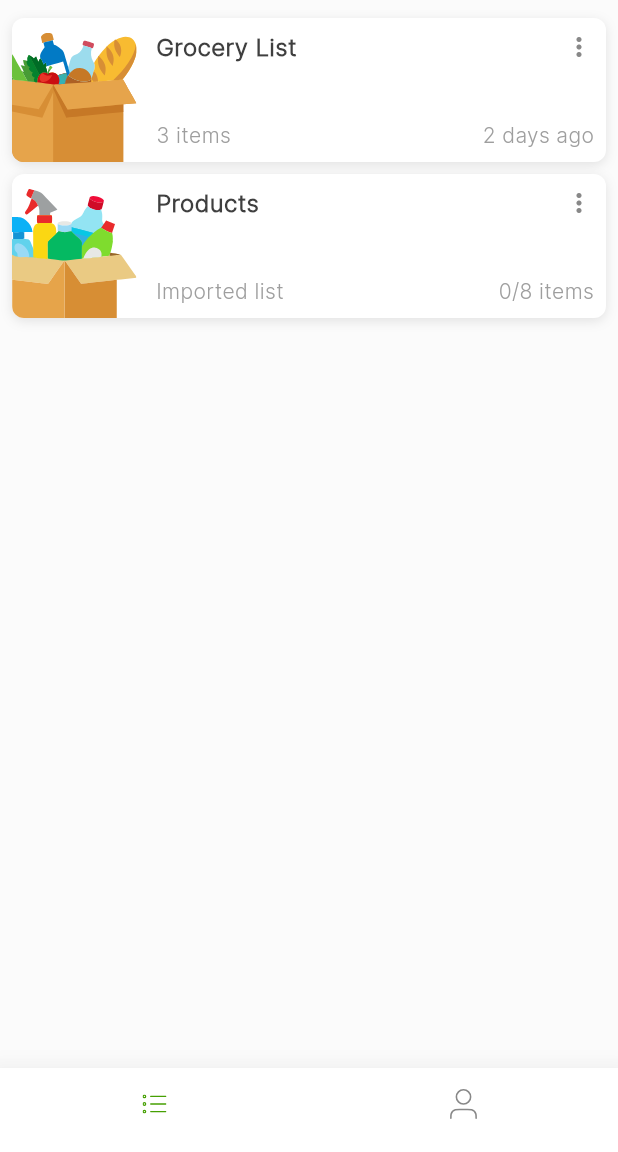
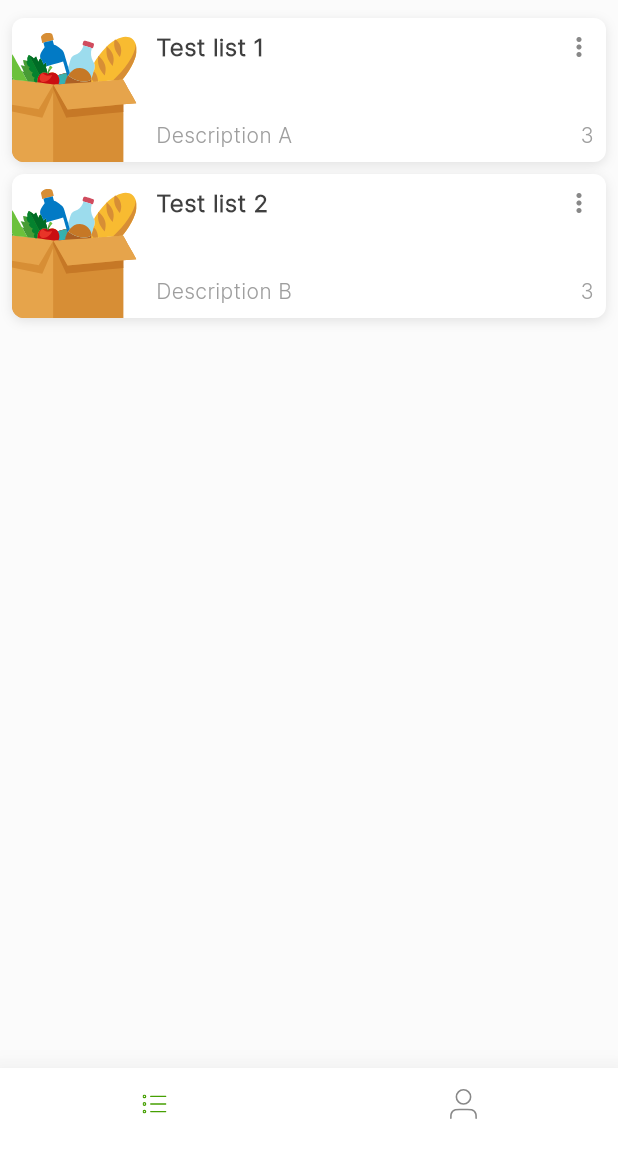
Before and after one commit to fretry1/list_it, a Flutter app: the HomePage screen opened directly, on a phone screen of 412 x 824 dp, the part 84-1236 px from its top. Run offline on Flutter 3.47's test engine with Material 3 defaults, Android fonts, the phone set to English and light mode, and no system bars; our stand-ins replace flutter_svg.

Commit message:
finish reorderable list, fix list content page

```diff
--- a/lib/model/list_item.dart
+++ b/lib/model/list_item.dart
@@ -10,7 +10,7 @@ class ListItem {
   double quantity;
   QuantityUnit unit;
   double price;
-
+  bool checked = false;
 
   ListItem({
     required this.id,
@@ -27,6 +27,11 @@ class ListItem {
         quantity = quantity ?? 0,
         unit = unit ?? QuantityUnit.none,
         price = price ?? 0.0;
+
+  void check() {
+    checked = !checked;
+  }
+
 }
 
 enum QuantityUnit {
--- /dev/null
+++ b/lib/provider/item_list_provider.dart
@@ -0,0 +1,92 @@
+import 'package:flutter/cupertino.dart';
+import 'package:list_it/model/item.dart';
+
+import '../model/category.dart';
+import '../model/item_list.dart';
+import '../model/list_item.dart';
+
+class ItemListProvider with ChangeNotifier {
+  List<ItemList> _itemLists = _generateExampleLists();
+
+  List<ItemList> get itemLists => _itemLists;
+
+  void addItemList(ItemList itemList) {
+    _itemLists.add(itemList);
+    notifyListeners();
+  }
+
+  void deleteItemList(int listIndex) {
+    _itemLists.removeAt(listIndex);
+    notifyListeners();
+  }
+
+  void addItemToList(int listIndex, ListItem item) {
+    _itemLists[listIndex].items.add(item);
+    notifyListeners();
+  }
+
+  void reorderItemLists(int oldIndex, int newIndex) {
+    if (oldIndex < newIndex) {
+      newIndex -= 1;
+    }
+    final ItemList list = _itemLists.removeAt(oldIndex);
+    _itemLists.insert(newIndex, list);
+    notifyListeners();
+  }
+
+  void updateItem(int listIndex, int itemIndex, ListItem updatedItem) {
+    _itemLists[listIndex].items[itemIndex] = updatedItem;
+    notifyListeners();
+  }
+
+  void deleteItem(int listIndex, int itemIndex) {
+    _itemLists[listIndex].removeItemAt(itemIndex);
+    notifyListeners();
+  }
+
+  void markItemAsChecked(int listIndex, int itemIndex) {
+    _itemLists[listIndex].items[itemIndex].check();
+    notifyListeners();
+  }
+
+
+
+  static List<ItemList> _generateExampleLists() {
+    // Items for first test list
+    Item item1 = Item(id: 0, title: 'apples');
+    Item item2 = Item(id: 1, title: 'bananas');
+    Item item3 = Item(id: 3, title: 'milk');
+
+    // ListItems for first test list
+    List<ListItem> listItems1 = [
+      ListItem(id: item1.id, item: item1, title: item1.title, category: Category.defaults[DefaultCategory.fruitsAndVegetables]),
+      ListItem(id: item2.id, item: item2, title: item2.title, category: Category.defaults[DefaultCategory.fruitsAndVegetables]),
+      ListItem(id: item3.id, item: item3, title: item3.title, category: Category.defaults[DefaultCategory.dairyAndEggs])
+    ];
+
+    Item item4 = Item(id: 4, title: 'frozen chicken');
+    Item item5 = Item(id: 5, title: 'frozen raspberries');
+    Item item6 = Item(id: 6, title: 'hand soap');
+
+    List<ListItem> listItems2 = [
+      ListItem(id: item4.id, item: item4, title: item4.title, category: Category.defaults[DefaultCategory.frozen]),
+      ListItem(id: item5.id, item: item5, title: item5.title, category: Category.defaults[DefaultCategory.frozen]),
+      ListItem(id: item6.id, item: item6, title: item6.title, category: Category.defaults[DefaultCategory.hygiene])
+    ];
+
+    return [
+      ItemList(
+        0,
+        "Test list 1",
+        "Description A",
+        listItems1
+      ),
+      ItemList(
+          1,
+          "Test list 2",
+          "Description B",
+          listItems2
+      ),
+    ];
+  }
+}
--- a/lib/screen/home_page.dart
+++ b/lib/screen/home_page.dart
@@ -4,7 +4,6 @@ import 'package:list_it/screen/list_page.dart';
 
 import '../global/color.dart';
 import '../global/icon.dart';
-import '../widget/ListCard.dart';
 
 class HomePage extends StatefulWidget {
   const HomePage({super.key});
@@ -15,28 +14,6 @@ class HomePage extends StatefulWidget {
 
 class HomePageState extends State<HomePage> {
   int _selectedIndex = 0;
-
-  static final List<Widget> _widgetOptions = <Widget>[
-    ListPage(items: [
-      ListCard(
-        title: 'Grocery List',
-        additionalInfo: '3 items',
-        listSize: '2 days ago',
-        imagePath: 'asset/svg/picture/list_card/groceries.svg',
-        onTap: () => print('################ LIST CARD TAPPED'),
-        onOptionsTap: () => print('################ LIST CARD OPTIONS TAPPED'),
-      ),
-      ListCard(
-        title: 'Products',
-        additionalInfo: 'Imported list',
-        listSize: '0/8 items',
-        imagePath: 'asset/svg/picture/list_card/products.svg',
-        onTap: () => print('################ LIST CARD TAPPED'),
-        onOptionsTap: () => print('################ LIST CARD OPTIONS TAPPED'),
-      ),
-    ]),
-    ProfilePage(),
-  ];
 
   @override
   Widget build(BuildContext context) {
@@ -79,4 +56,9 @@ class HomePageState extends State<HomePage> {
       onTap: _onItemTapped,
     );
   }
+
+  static List<Widget> get _widgetOptions => [
+    ListPage(),
+    ProfilePage(),
+  ];
 }
--- a/lib/screen/list_page.dart
+++ b/lib/screen/list_page.dart
@@ -1,29 +1,78 @@
 import 'package:flutter/material.dart';
 import 'package:flutter_svg/flutter_svg.dart';
+import 'package:provider/provider.dart';
 
 import '../global/color.dart';
-import '../widget/ListCard.dart';
+import '../model/item_list.dart';
+import '../provider/item_list_provider.dart';
+import '../widget/list_card.dart';
+import 'list_content_page.dart';
 
 class ListPage extends StatelessWidget {
-  final List<ListCard> items;
-
-  const ListPage({super.key, required this.items});
+  const ListPage({super.key});
 
   @override
   Widget build(BuildContext context) {
-    if (items.isEmpty) return _noListsYetView();
+    return Consumer<ItemListProvider>(
+      builder: (context, itemListProvider, child) {
+        final List<ItemList> lists = itemListProvider.itemLists;
+        if (lists.isEmpty) return _noListsYetView();
+        return _listView(context, lists, itemListProvider);
+      },
+    );
+  }
 
+  Widget _listView(BuildContext context, List<ItemList> lists, ItemListProvider itemListProvider) {
     return Container(
       color: AppColors.grey_25,
-      child: ListView.builder(
+      child: ReorderableListView(
         padding: const EdgeInsets.symmetric(vertical: 8, horizontal: 8),
-        itemCount: items.length,
-        itemBuilder: (context, index) {
-          return items[index];
+        onReorder: (int oldIndex, int newIndex) {
+          itemListProvider.reorderItemLists(oldIndex, newIndex);
+        },
+        children: List.generate(
+          lists.length,
+          (index) => _listCard(context, lists[index], index, key: ValueKey(lists[index].id),
+          ),
+        ),
+
+        // Removes background from ListCard that's being moves
+        proxyDecorator: (Widget child, int index, Animation<double> animation) {
+          return Material(
+            elevation: 20,
+            color: Colors.transparent,
+            borderRadius: BorderRadius.circular(8),
+            child: child,
+          );
         },
       ),
     );
   }
+
+  ListCard _listCard(BuildContext context, ItemList list, int listIndex, {required Key key}) {
+    return ListCard(
+      key: key,
+      title: list.title,
+      additionalInfo: list.description,
+      itemCount: list.items.length,
+      imagePath: 'asset/svg/picture/list_card/groceries.svg',
+      onTap: () {
+        Navigator.push(
+          context,
+          MaterialPageRoute(
+            builder: (context) => ListContentPage(
+              listIndex: listIndex,
+            ),
+          ),
+        );
+      },
+      onOptionsTap: () {
+        // TODO: implement options
+      },
+    );
+  }
+
+  // _showListContent(BuildContext context,
 
   Widget _noListsYetView() {
     return Center(
--- a/lib/screen/profile_page.dart
+++ b/lib/screen/profile_page.dart
@@ -1,16 +1,17 @@
 import 'package:flutter/material.dart';
 
+import '../model/list_item.dart';
 import 'list_content_page.dart';
 
 class ProfilePage extends StatelessWidget {
   @override
   Widget build(BuildContext context) {
     return Container(
-      color: Colors.yellow[200],
-      child: MaterialButton(
-        child: Text('View Item List'),
-        onPressed: () => Navigator.push(context, MaterialPageRoute(builder: (context) => const ListContentPage(title: 'Grocery List'))),
-      ),
+      // color: Colors.yellow[200],
+      // child: MaterialButton(
+      //   child: Text('View Item List'),
+      //   onPressed: () => Navigator.push(context, MaterialPageRoute(builder: (context) => const ListContentPage(title: 'Grocery List'))),
+      // ),
     );
   }
 
--- a/lib/widget/ListCard.dart
+++ b/lib/widget/list_card.dart
@@ -6,7 +6,7 @@ import '../global/color.dart';
 class ListCard extends StatelessWidget {
   final String title;
   final String additionalInfo;
-  final String listSize;
+  final int itemCount;
   final String imagePath;
   final VoidCallback onTap;
   final VoidCallback onOptionsTap;
@@ -15,7 +15,7 @@ class ListCard extends StatelessWidget {
     super.key,
     required this.title,
     required this.additionalInfo,
-    required this.listSize,
+    required this.itemCount,
     required this.imagePath,
     required this.onTap,
     required this.onOptionsTap,
@@ -119,7 +119,7 @@ class ListCard extends StatelessWidget {
           ),
         ),
         Text(
-          listSize,
+          itemCount.toString(),
           style: const TextStyle(
             color: Colors.grey,
             fontSize: 14,
```
Also changed, not shown: lib/main.dart (+11 -4 lines), lib/screen/list_content_page.dart (+66 -51 lines).
